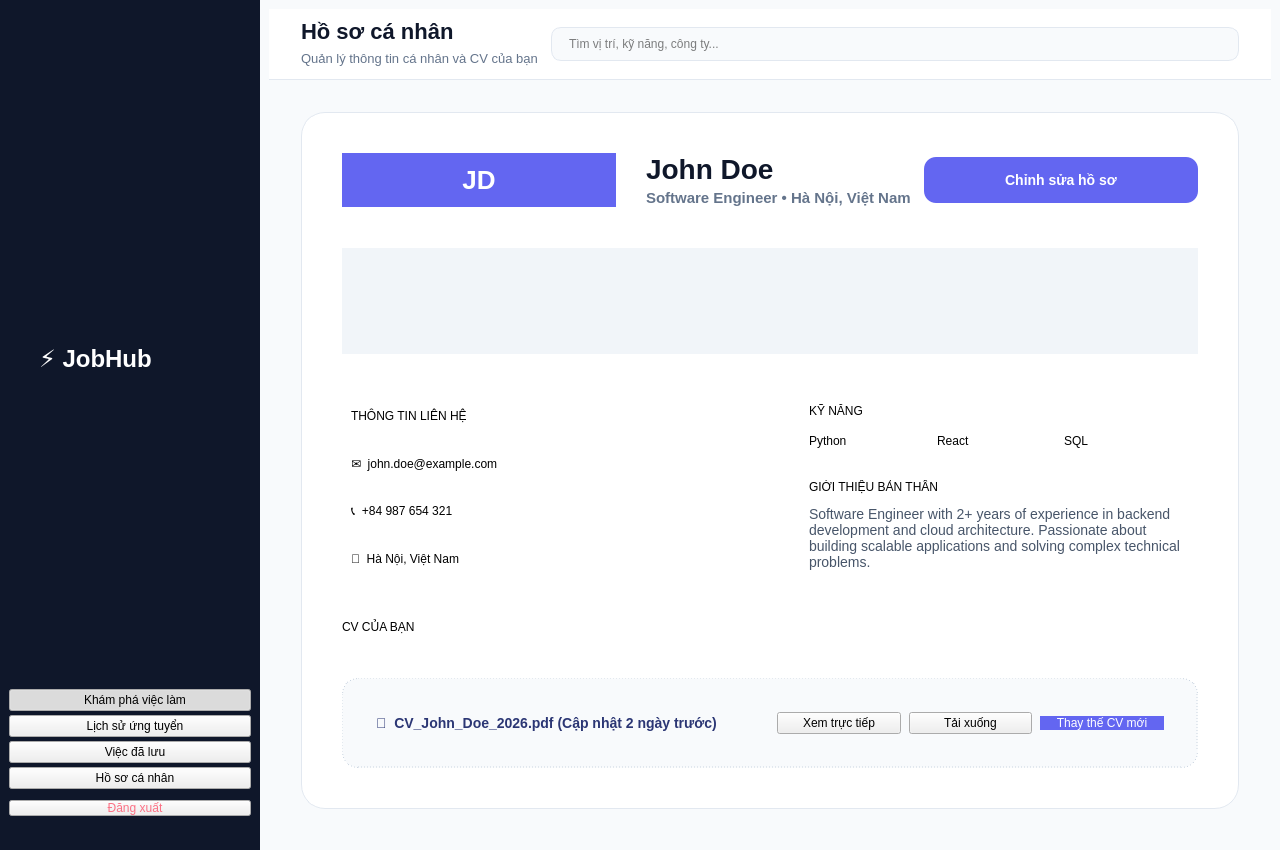
Qt form client/resources/ui/user_dashboard.ui (imaira203/BTLPY_N21_D31) before a commit.
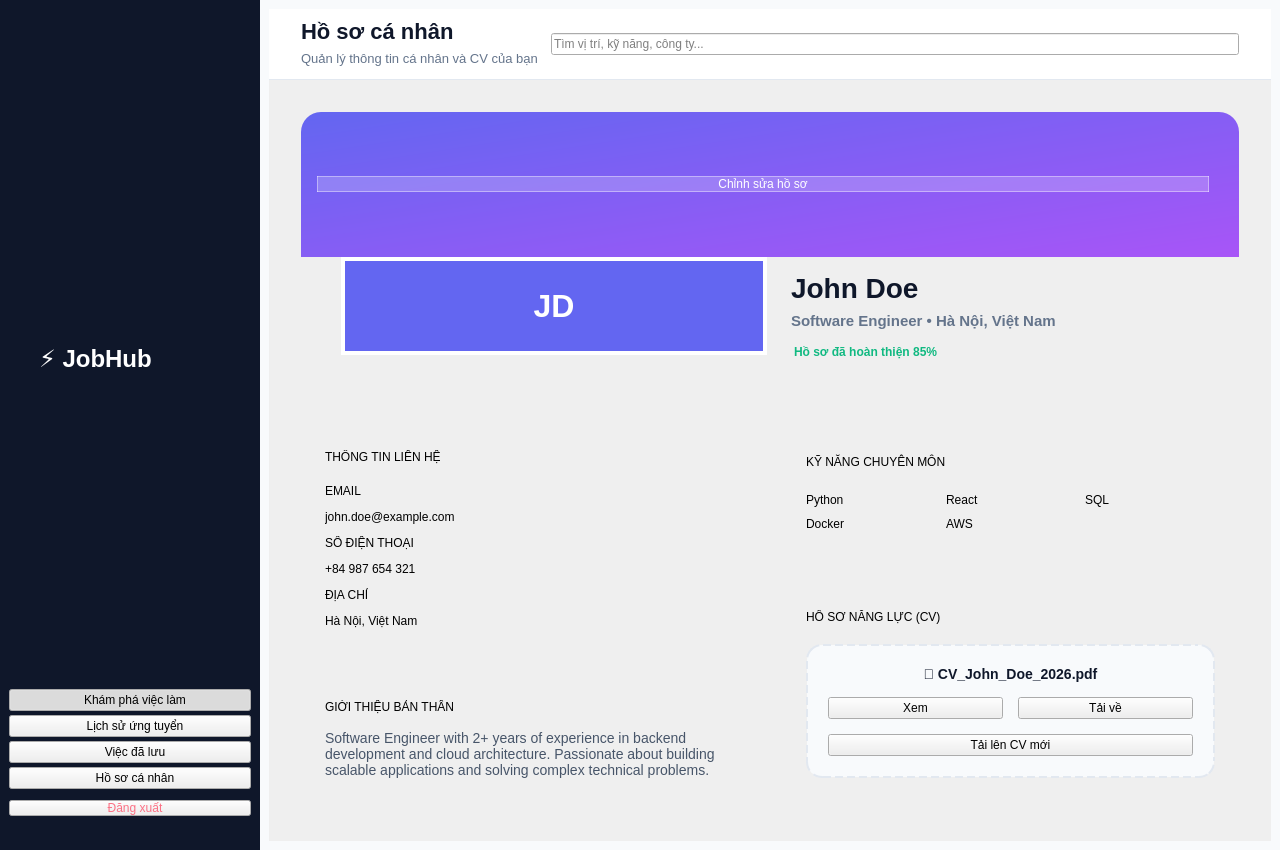
The same form after that commit. The open tabs and pages were chosen to show the change.

Commit message: toi ưu ui hồ sơ chi tiết công việc công việc đã lưu tìm kiểm

The edit to the form file:
```diff
--- a/client/resources/ui/user_dashboard.ui
+++ b/client/resources/ui/user_dashboard.ui
@@ -34,72 +34,81 @@
 #pageTitle { font-size: 22px; font-weight: 700; color: #0F172A; }
 #pageSubTitle { font-size: 13px; color: #64748B; }
 
-/* Profile Page Specific Styles */
-#profileCard { background-color: white; border-radius: 24px; border: 1px solid #E2E8F0; }
+/* UTILITY CARDS */
+.card { 
+    background-color: white; 
+    border-radius: 20px; 
+    border: 1px solid #E2E8F0; 
+}
+
+/* Profile Specific */
+#bannerFrame {
+    background: qlineargradient(x1:0, y1:0, x2:1, y2:1, stop:0 #6366F1, stop:1 #A855F7);
+    border-top-left-radius: 20px;
+    border-top-right-radius: 20px;
+    min-height: 140px;
+}
+
+#avatarContainer {
+    background-color: white;
+    border-radius: 50px;
+    padding: 4px;
+}
 
 #avatarCircle { 
     background-color: #6366F1; 
     color: white; 
-    font-size: 26px; 
+    font-size: 32px; 
     font-weight: 800; 
-    border-radius: 40px; 
+    border-radius: 46px; 
 }
 
 .sectionHeader { 
     color: #0F172A; 
-    font-size: 12px; 
+    font-size: 13px; 
     font-weight: 800; 
     text-transform: uppercase; 
-    letter-spacing: 1.2px; 
-    margin-bottom: 15px; 
+    letter-spacing: 1.5px; 
 }
 
-.infoItem { color: #1E293B; font-size: 14px; font-weight: 500; padding: 5px 0; }
+.infoLabel { color: #64748B; font-size: 12px; font-weight: 600; text-transform: uppercase; }
+.infoValue { color: #1E293B; font-size: 15px; font-weight: 500; }
 
 .skillPill { 
     background-color: #EEF2FF; 
     color: #6366F1; 
-    border-radius: 12px; 
-    padding: 8px 16px; 
+    border-radius: 10px; 
+    padding: 6px 14px; 
     font-weight: 700; 
     font-size: 12px; 
 }
 
-#aboutMeText { color: #475569; font-size: 14px; line-height: 1.6; }
-
-/* CV Management Zone */
 #cvZone { 
     background-color: #F8FAFC; 
-    border: 1px dashed #CBD5E1; 
+    border: 2px dashed #E2E8F0; 
     border-radius: 16px; 
-    padding: 24px; 
 }
 
-QPushButton.cvActionBtn {
-    background-color: white;
-    border: 1px solid #E2E8F0;
+QPushButton.primaryBtn {
+    background-color: #6366F1;
+    color: white;
     border-radius: 10px;
+    font-weight: 700;
+    font-size: 14px;
+    padding: 10px 20px;
+}
+QPushButton.primaryBtn:hover { background-color: #4F46E5; }
+
+QPushButton.secondaryBtn {
+    background-color: #F1F5F9;
     color: #475569;
-    font-size: 13px;
+    border-radius: 10px;
     font-weight: 600;
+    font-size: 13px;
     padding: 8px 16px;
 }
-QPushButton.cvActionBtn:hover { background-color: #F1F5F9; border-color: #CBD5E1; }
-
-QPushButton#btnReplaceCV {
-    background-color: #6366F1;
-    color: white;
-    border: none;
-}
-QPushButton#btnReplaceCV:hover { background-color: #4F46E5; }
-
-/* Shared Utilities */
-QLineEdit#searchBar {
-    background-color: #F8FAFC;
-    border: 1px solid #E2E8F0;
-    border-radius: 10px;
-    padding: 8px 15px;
-}
+QPushButton.secondaryBtn:hover { background-color: #E2E8F0; }
+    
    </string>
   </property>
   <widget class="QWidget" name="centralwidget">
@@ -173,95 +182,206 @@
          </widget>
          <!-- UPDATED PROFILE PAGE -->
          <widget class="QWidget" name="pageProfile">
-          <layout class="QVBoxLayout"><property name="margin"><number>32</number></property>
+          <layout class="QVBoxLayout" name="profileContainer">
+           <property name="margin"><number>0</number></property>
            <item>
-            <widget class="QFrame" name="profileCard">
-             <layout class="QVBoxLayout"><property name="margin"><number>40</number></property>
-              <!-- Profile Header -->
-              <item>
-               <layout class="QHBoxLayout">
-                <item><widget class="QLabel" name="avatarCircle"><property name="text"><string>JD</string></property><property name="fixedSize"><size><width>80</width><height>80</height></size></property><property name="alignment"><set>Qt::AlignCenter</set></property></widget></item>
-                <item>
-                 <layout class="QVBoxLayout"><property name="leftMargin"><number>24</number></property><property name="spacing"><number>4</number></property>
-                  <item><widget class="QLabel" name="userName"><property name="text"><string>John Doe</string></property><property name="styleSheet"><string notr="true">font-size: 28px; font-weight: 800; color: #0F172A;</string></property></widget></item>
-                  <item><widget class="QLabel" name="userTitle"><property name="text"><string>Software Engineer • Hà Nội, Việt Nam</string></property><property name="styleSheet"><string notr="true">color: #64748B; font-size: 15px; font-weight: 500;</string></property></widget></item>
-                 </layout>
-                </item>
-                <item><spacer><property name="orientation"><enum>Qt::Horizontal</enum></property></spacer></item>
-                <item><widget class="QPushButton" name="btnEditProfile"><property name="text"><string>Chỉnh sửa hồ sơ</string></property><property name="minimumSize"><size><width>160</width><height>46</height></size></property><property name="styleSheet"><string notr="true">QPushButton { background-color: #6366F1; color: white; border-radius: 12px; font-weight: 700; font-size: 14px; } QPushButton:hover { background-color: #4F46E5; }</string></property></widget></item>
-               </layout>
-              </item>
-              
-              <item><widget class="QFrame" name="divider"><property name="styleSheet"><string notr="true">background-color: #F1F5F9; min-height: 1px; margin: 35px 0;</string></property></widget></item>
-              
-              <!-- Profile Body: Two Columns -->
-              <item>
-               <layout class="QHBoxLayout"><property name="spacing"><number>60</number></property>
-                <!-- Column 1: Contact Info -->
-                <item>
-                 <widget class="QWidget" name="col1" native="true">
-                  <property name="minimumSize"><size><width>320</width><height>0</height></size></property>
-                  <layout class="QVBoxLayout"><property name="spacing"><number>24</number></property>
-                   <item><widget class="QLabel"><property name="text"><string>THÔNG TIN LIÊN HỆ</string></property><property name="class" stdset="0"><string>sectionHeader</string></property></widget></item>
-                   <item><widget class="QLabel"><property name="text"><string>✉  john.doe@example.com</string></property><property name="class" stdset="0"><string>infoItem</string></property></widget></item>
-                   <item><widget class="QLabel"><property name="text"><string>📞  +84 987 654 321</string></property><property name="class" stdset="0"><string>infoItem</string></property></widget></item>
-                   <item><widget class="QLabel"><property name="text"><string>📍  Hà Nội, Việt Nam</string></property><property name="class" stdset="0"><string>infoItem</string></property></widget></item>
-                  </layout>
-                 </widget>
-                </item>
-                <!-- Column 2: Skills & Bio -->
-                <item>
-                 <widget class="QWidget" name="col2" native="true">
-                  <layout class="QVBoxLayout"><property name="spacing"><number>32</number></property>
-                   <item>
-                    <layout class="QVBoxLayout"><property name="spacing"><number>16</number></property>
-                     <item><widget class="QLabel"><property name="text"><string>KỸ NĂNG</string></property><property name="class" stdset="0"><string>sectionHeader</string></property></widget></item>
+            <widget class="QScrollArea" name="profileScroll">
+             <property name="widgetResizable"><bool>true</bool></property>
+             <property name="frameShape"><enum>QFrame::NoFrame</enum></property>
+             <widget class="QWidget" name="profileScrollContent">
+              <layout class="QVBoxLayout" name="profileLayout">
+               <property name="spacing"><number>24</number></property>
+               <property name="margin"><number>32</number></property>
+               
+               <!-- Main Info Card with Banner -->
+               <item>
+                <widget class="QFrame" name="mainCard">
+                 <property name="class" stdset="0"><string>card</string></property>
+                 <layout class="QVBoxLayout" name="mainCardLayout">
+                  <property name="margin"><number>0</number></property>
+                  <property name="spacing"><number>0</number></property>
+                  
+                  <item>
+                   <widget class="QFrame" name="bannerFrame">
+                    <layout class="QHBoxLayout">
+                     <property name="rightMargin"><number>30</number></property>
+                     <item><spacer><property name="orientation"><enum>Qt::Horizontal</enum></property></spacer></item>
                      <item>
-                      <layout class="QHBoxLayout"><property name="spacing"><number>10</number></property>
-                       <item><widget class="QLabel"><property name="text"><string>Python</string></property><property name="class" stdset="0"><string>skillPill</string></property></widget></item>
-                       <item><widget class="QLabel"><property name="text"><string>React</string></property><property name="class" stdset="0"><string>skillPill</string></property></widget></item>
-                       <item><widget class="QLabel"><property name="text"><string>SQL</string></property><property name="class" stdset="0"><string>skillPill</string></property></widget></item>
-                       <item><spacer><property name="orientation"><enum>Qt::Horizontal</enum></property></spacer></item>
-                      </layout>
+                      <widget class="QPushButton" name="btnEditProfile">
+                       <property name="text"><string>Chỉnh sửa hồ sơ</string></property>
+                       <property name="class" stdset="0"><string>primaryBtn</string></property>
+                       <property name="styleSheet"><string notr="true">background-color: rgba(255, 255, 255, 0.2); border: 1px solid rgba(255, 255, 255, 0.4); color: white;</string></property>
+                      </widget>
                      </item>
                     </layout>
+                   </widget>
+                  </item>
+                  
+                  <item>
+                   <layout class="QHBoxLayout" name="headerContent">
+                    <property name="leftMargin"><number>40</number></property>
+                    <property name="rightMargin"><number>40</number></property>
+                    <property name="bottomMargin"><number>40</number></property>
+                    <property name="spacing"><number>0</number></property>
+                    
+                    <item>
+                     <layout class="QVBoxLayout">
+                      <property name="topMargin"><number>-50</number></property>
+                      <item>
+                       <widget class="QFrame" name="avatarContainer">
+                        <property name="fixedSize"><size><width>100</width><height>100</height></size></property>
+                        <layout class="QVBoxLayout">
+                         <property name="margin"><number>0</number></property>
+                         <item><widget class="QLabel" name="avatarCircle"><property name="text"><string>JD</string></property><property name="alignment"><set>Qt::AlignCenter</set></property></widget></item>
+                        </layout>
+                       </widget>
+                      </item>
+                      <item><spacer><property name="orientation"><enum>Qt::Vertical</enum></property></spacer></item>
+                     </layout>
+                    </item>
+                    
+                    <item>
+                     <layout class="QVBoxLayout">
+                      <property name="leftMargin"><number>24</number></property>
+                      <property name="topMargin"><number>15</number></property>
+                      <property name="spacing"><number>4</number></property>
+                      <item><widget class="QLabel" name="userName"><property name="text"><string>John Doe</string></property><property name="styleSheet"><string notr="true">font-size: 28px; font-weight: 800; color: #0F172A;</string></property></widget></item>
+                      <item><widget class="QLabel" name="userTitle"><property name="text"><string>Software Engineer • Hà Nội, Việt Nam</string></property><property name="styleSheet"><string notr="true">color: #64748B; font-size: 15px; font-weight: 500;</string></property></widget></item>
+                      <item>
+                       <widget class="QLabel" name="profileStatus">
+                        <property name="text"><string>Hồ sơ đã hoàn thiện 85%</string></property>
+                        <property name="styleSheet"><string notr="true">color: #10B981; font-weight: 700; font-size: 12px; margin-top: 5px;</string></property>
+                       </widget>
+                      </item>
+                     </layout>
+                    </item>
+                    <item><spacer><property name="orientation"><enum>Qt::Horizontal</enum></property></spacer></item>
+                   </layout>
+                  </item>
+                 </layout>
+                </widget>
+               </item>
+               
+               <!-- Secondary Info Cards -->
+               <item>
+                <layout class="QHBoxLayout" name="detailLayout">
+                 <property name="spacing"><number>24</number></property>
+                 
+                 <!-- Left: Contact & Bio -->
+                 <item>
+                  <layout class="QVBoxLayout" name="leftDetails">
+                   <property name="spacing"><number>24</number></property>
+                   
+                   <item>
+                    <widget class="QFrame" name="contactCard">
+                     <property name="class" stdset="0"><string>card</string></property>
+                     <layout class="QVBoxLayout">
+                      <property name="margin"><number>24</number></property>
+                      <property name="spacing"><number>20</number></property>
+                      <item><widget class="QLabel"><property name="text"><string>THÔNG TIN LIÊN HỆ</string></property><property name="class" stdset="0"><string>sectionHeader</string></property></widget></item>
+                      
+                      <item>
+                       <layout class="QVBoxLayout"><property name="spacing"><number>12</number></property>
+                        <item>
+                         <layout class="QVBoxLayout">
+                          <item><widget class="QLabel"><property name="text"><string>EMAIL</string></property><property name="class" stdset="0"><string>infoLabel</string></property></widget></item>
+                          <item><widget class="QLabel" name="valEmail"><property name="text"><string>john.doe@example.com</string></property><property name="class" stdset="0"><string>infoValue</string></property></widget></item>
+                         </layout>
+                        </item>
+                        <item>
+                         <layout class="QVBoxLayout">
+                          <item><widget class="QLabel"><property name="text"><string>SỐ ĐIỆN THOẠI</string></property><property name="class" stdset="0"><string>infoLabel</string></property></widget></item>
+                          <item><widget class="QLabel" name="valPhone"><property name="text"><string>+84 987 654 321</string></property><property name="class" stdset="0"><string>infoValue</string></property></widget></item>
+                         </layout>
+                        </item>
+                        <item>
+                         <layout class="QVBoxLayout">
+                          <item><widget class="QLabel"><property name="text"><string>ĐỊA CHỈ</string></property><property name="class" stdset="0"><string>infoLabel</string></property></widget></item>
+                          <item><widget class="QLabel" name="valAddress"><property name="text"><string>Hà Nội, Việt Nam</string></property><property name="class" stdset="0"><string>infoValue</string></property></widget></item>
+                         </layout>
+                        </item>
+                       </layout>
+                      </item>
+                     </layout>
+                    </widget>
                    </item>
+                   
                    <item>
-                    <layout class="QVBoxLayout"><property name="spacing"><number>12</number></property>
-                     <item><widget class="QLabel"><property name="text"><string>GIỚI THIỆU BẢN THÂN</string></property><property name="class" stdset="0"><string>sectionHeader</string></property></widget></item>
-                     <item><widget class="QLabel" name="aboutMeText"><property name="wordWrap"><bool>true</bool></property><property name="text"><string>Software Engineer with 2+ years of experience in backend development and cloud architecture. Passionate about building scalable applications and solving complex technical problems.</string></property></widget></item>
-                    </layout>
+                    <widget class="QFrame" name="bioCard">
+                     <property name="class" stdset="0"><string>card</string></property>
+                     <layout class="QVBoxLayout">
+                      <property name="margin"><number>24</number></property>
+                      <property name="spacing"><number>16</number></property>
+                      <item><widget class="QLabel"><property name="text"><string>GIỚI THIỆU BẢN THÂN</string></property><property name="class" stdset="0"><string>sectionHeader</string></property></widget></item>
+                      <item><widget class="QLabel" name="aboutMeText"><property name="wordWrap"><bool>true</bool></property><property name="text"><string>Software Engineer with 2+ years of experience in backend development and cloud architecture. Passionate about building scalable applications and solving complex technical problems.</string></property><property name="styleSheet"><string notr="true">color: #475569; font-size: 14px; line-height: 1.6;</string></property></widget></item>
+                     </layout>
+                    </widget>
                    </item>
                   </layout>
-                 </widget>
-                </item>
-               </layout>
-              </item>
-              
-              <item><spacer><property name="orientation"><enum>Qt::Vertical</enum></property></spacer></item>
-              
-              <!-- Profile Footer: CV Management Zone -->
-              <item>
-               <layout class="QVBoxLayout"><property name="spacing"><number>16</number></property>
-                <item><widget class="QLabel"><property name="text"><string>CV CỦA BẠN</string></property><property name="class" stdset="0"><string>sectionHeader</string></property></widget></item>
-                <item>
-                 <widget class="QFrame" name="cvZone">
-                  <layout class="QHBoxLayout">
-                   <item><widget class="QLabel" name="cvFileLabel"><property name="text"><string>📄  CV_John_Doe_2026.pdf (Cập nhật 2 ngày trước)</string></property><property name="styleSheet"><string notr="true">color: #2B3674; font-weight: 700; font-size: 14px;</string></property></widget></item>
-                   <item><spacer><property name="orientation"><enum>Qt::Horizontal</enum></property></spacer></item>
+                 </item>
+                 
+                 <!-- Right: Skills & CV -->
+                 <item>
+                  <layout class="QVBoxLayout" name="rightDetails">
+                   <property name="spacing"><number>24</number></property>
+                   
                    <item>
-                    <layout class="QHBoxLayout"><property name="spacing"><number>8</number></property>
-                     <item><widget class="QPushButton" name="btnViewCV"><property name="text"><string>Xem trực tiếp</string></property><property name="class" stdset="0"><string>cvActionBtn</string></property></widget></item>
-                     <item><widget class="QPushButton" name="btnDownloadCV"><property name="text"><string>Tải xuống</string></property><property name="class" stdset="0"><string>cvActionBtn</string></property></widget></item>
-                     <item><widget class="QPushButton" name="btnReplaceCV"><property name="text"><string>Thay thế CV mới</string></property><property name="class" stdset="0"><string>cvActionBtn</string></property></widget></item>
-                    </layout>
+                    <widget class="QFrame" name="skillsCard">
+                     <property name="class" stdset="0"><string>card</string></property>
+                     <layout class="QVBoxLayout">
+                      <property name="margin"><number>24</number></property>
+                      <property name="spacing"><number>20</number></property>
+                      <item><widget class="QLabel"><property name="text"><string>KỸ NĂNG CHUYÊN MÔN</string></property><property name="class" stdset="0"><string>sectionHeader</string></property></widget></item>
+                      <item>
+                       <layout class="QGridLayout" name="skillsGrid">
+                        <property name="spacing"><number>10</number></property>
+                        <item row="0" column="0"><widget class="QLabel"><property name="text"><string>Python</string></property><property name="class" stdset="0"><string>skillPill</string></property></widget></item>
+                        <item row="0" column="1"><widget class="QLabel"><property name="text"><string>React</string></property><property name="class" stdset="0"><string>skillPill</string></property></widget></item>
+                        <item row="0" column="2"><widget class="QLabel"><property name="text"><string>SQL</string></property><property name="class" stdset="0"><string>skillPill</string></property></widget></item>
+                        <item row="1" column="0"><widget class="QLabel"><property name="text"><string>Docker</string></property><property name="class" stdset="0"><string>skillPill</string></property></widget></item>
+                        <item row="1" column="1"><widget class="QLabel"><property name="text"><string>AWS</string></property><property name="class" stdset="0"><string>skillPill</string></property></widget></item>
+                       </layout>
+                      </item>
+                      <item><spacer><property name="orientation"><enum>Qt::Vertical</enum></property></spacer></item>
+                     </layout>
+                    </widget>
                    </item>
+                   
+                   <item>
+                    <widget class="QFrame" name="cvCard">
+                     <property name="class" stdset="0"><string>card</string></property>
+                     <layout class="QVBoxLayout">
+                      <property name="margin"><number>24</number></property>
+                      <property name="spacing"><number>20</number></property>
+                      <item><widget class="QLabel"><property name="text"><string>HỒ SƠ NĂNG LỰC (CV)</string></property><property name="class" stdset="0"><string>sectionHeader</string></property></widget></item>
+                      
+                      <item>
+                       <widget class="QFrame" name="cvZone">
+                        <layout class="QVBoxLayout">
+                         <property name="margin"><number>20</number></property>
+                         <property name="spacing"><number>15</number></property>
+                         <item><widget class="QLabel" name="cvFileLabel"><property name="text"><string>📄 CV_John_Doe_2026.pdf</string></property><property name="styleSheet"><string notr="true">color: #0F172A; font-weight: 700; font-size: 14px;</string></property><property name="alignment"><set>Qt::AlignCenter</set></property></widget></item>
+                         <item>
+                          <layout class="QHBoxLayout">
+                           <item><widget class="QPushButton" name="btnViewCV"><property name="text"><string>Xem</string></property><property name="class" stdset="0"><string>secondaryBtn</string></property></widget></item>
+                           <item><widget class="QPushButton" name="btnDownloadCV"><property name="text"><string>Tải về</string></property><property name="class" stdset="0"><string>secondaryBtn</string></property></widget></item>
+                          </layout>
+                         </item>
+                         <item><widget class="QPushButton" name="btnReplaceCV"><property name="text"><string>Tải lên CV mới</string></property><property name="class" stdset="0"><string>primaryBtn</string></property></widget></item>
+                        </layout>
+                       </widget>
+                      </item>
+                     </layout>
+                    </widget>
+                   </item>
                   </layout>
-                 </widget>
-                </item>
-               </layout>
-              </item>
-             </layout>
+                 </item>
+                </layout>
+               </item>
+               
+               <item><spacer><property name="orientation"><enum>Qt::Vertical</enum></property></spacer></item>
+              </layout>
+             </widget>
             </widget>
            </item>
           </layout>
```
Left out of the diff: 2 changed lines with no effect on the pictures. The commit also changes 4 other files.
